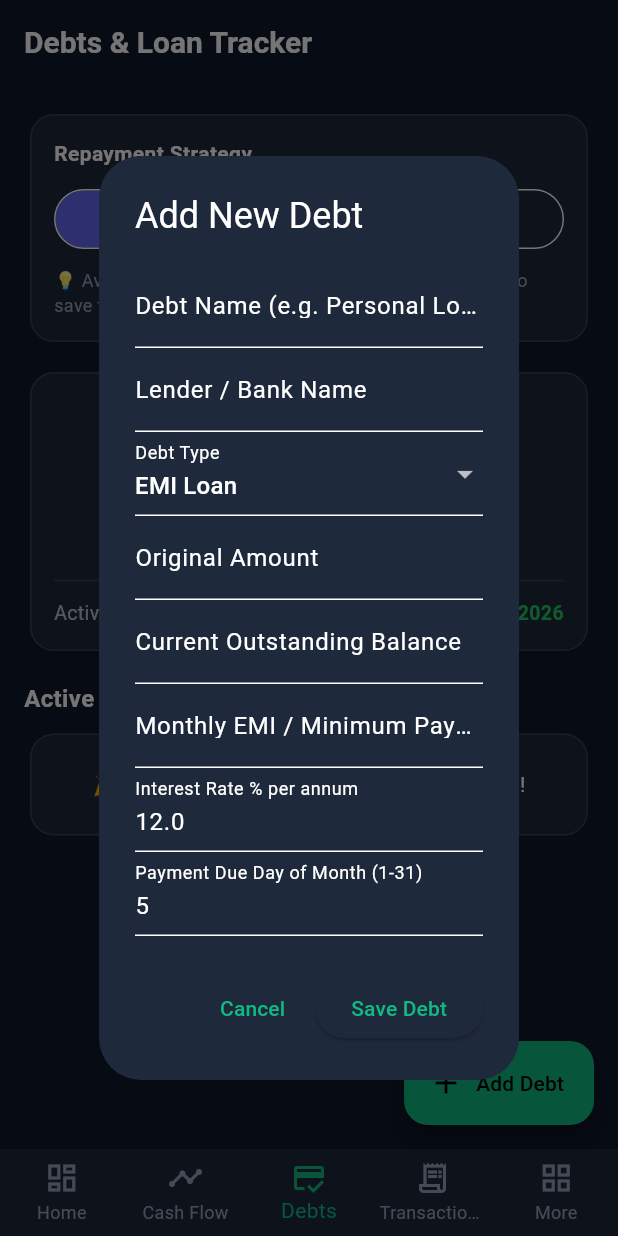
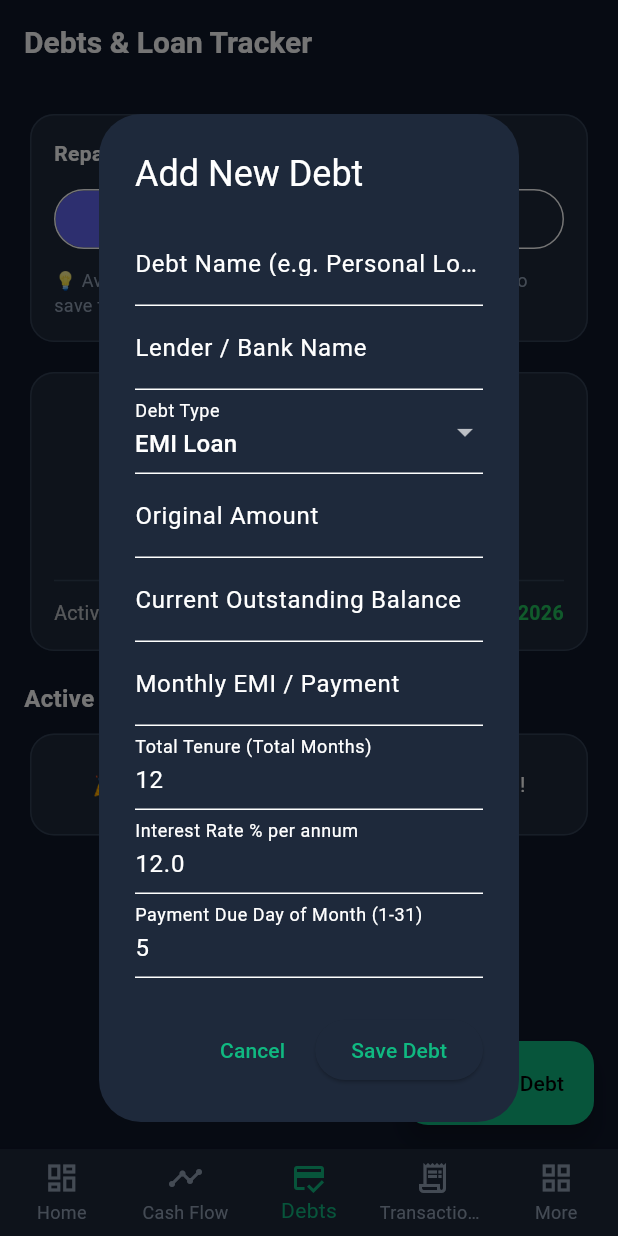
Before and after one commit to akhilprakash634/financial-freedom, a Flutter app: the screen it shows after launch, item 3 of the bottom bar chosen, after a tap on "Add Debt", on a phone screen of 412 x 824 dp. Run offline on Flutter 3.47's test engine with Material 3 defaults, Android fonts, the phone set to English and light mode, and no system bars; our stand-ins replace drift, flutter_riverpod, go_router; accounts and stored records are empty; generated files the repository leaves out were written again.

Commit message:
Add Edit Debt dialog, display Total & Pending Tenure, and cap debt recurrence by remaining payments

```diff
--- a/lib/domain/services/cash_flow_engine.dart
+++ b/lib/domain/services/cash_flow_engine.dart
@@ -1,5 +1,6 @@
 import '../../data/database/app_database.dart';
 import '../../core/utils/date_utils.dart';
+import 'debt_engine.dart';
 
 class CashFlowTimelineEvent {
   final DateTime date;
@@ -88,16 +89,23 @@ class CashFlowEngine {
       }
     }
 
-    // 2. Active Debt EMI occurrences
+    // 2. Active Debt EMI occurrences (Strictly capped by remaining payments count!)
     for (final debt in activeDebts) {
       if (debt.status != 'active' || debt.currentBalance <= 0 || debt.emiAmount <= 0) continue;
+
+      final remainingPayments = DebtEngine.calculateRemainingPayments(debt);
+      if (remainingPayments <= 0) continue;
 
       final occurrences = AppDateUtils.generateMonthlyOccurrences(
         targetDay: debt.dueDay,
         startDate: currentDate,
         endDate: endDate,
       );
-      for (final occ in occurrences) {
+
+      // Only take max remainingPayments occurrences so closing debts stop recurring!
+      final cappedOccurrences = occurrences.take(remainingPayments);
+
+      for (final occ in cappedOccurrences) {
         rawEvents.add((
           date: occ,
           title: '${debt.name} EMI',
--- a/lib/presentation/screens/debts_screen.dart
+++ b/lib/presentation/screens/debts_screen.dart
@@ -28,7 +28,7 @@ class DebtsScreen extends ConsumerWidget {
         title: const Text('Debts & Loan Tracker'),
       ),
       floatingActionButton: FloatingActionButton.extended(
-        onPressed: () => _showAddDebtDialog(context, ref),
+        onPressed: () => _showDebtDialog(context, ref),
         icon: const Icon(Icons.add),
         label: const Text('Add Debt'),
         backgroundColor: AppTheme.primaryEmerald,
@@ -224,9 +224,18 @@ class DebtsScreen extends ConsumerWidget {
                                   ],
                                 ),
                               ),
+                              Row(
+                                children: [
                                   Chip(
                                     label: Text(debt.debtType.toUpperCase(), style: const TextStyle(fontSize: 10, fontWeight: FontWeight.bold)),
                                     backgroundColor: AppTheme.borderDark,
+                                  ),
+                                  IconButton(
+                                    icon: const Icon(Icons.edit, size: 18, color: AppTheme.primaryEmerald),
+                                    onPressed: () => _showDebtDialog(context, ref, existing: debt),
+                                    tooltip: 'Edit Debt',
+                                  ),
+                                ],
                               ),
                             ],
                           ),
@@ -255,6 +264,22 @@ class DebtsScreen extends ConsumerWidget {
                               ),
                             ],
                           ),
+                          const SizedBox(height: 10),
+                          // Display Total Tenure vs Pending Tenure
+                          Container(
+                            padding: const EdgeInsets.all(10),
+                            decoration: BoxDecoration(
+                              color: const Color(0x2210B981),
+                              borderRadius: BorderRadius.circular(8),
+                            ),
+                            child: Row(
+                              mainAxisAlignment: MainAxisAlignment.spaceBetween,
+                              children: [
+                                Text('Total Tenure: ${debt.tenureMonths} mos', style: const TextStyle(fontSize: 12, color: Colors.white70)),
+                                Text('Pending Tenure: $remainingMonths ${remainingMonths == 1 ? "mo" : "mos"}', style: const TextStyle(fontSize: 12, fontWeight: FontWeight.bold, color: AppTheme.primaryEmerald)),
+                              ],
+                            ),
+                          ),
                           const SizedBox(height: 12),
                           LayoutBuilder(
                             builder: (context, constraints) {
@@ -263,7 +288,7 @@ class DebtsScreen extends ConsumerWidget {
                                 crossAxisAlignment: CrossAxisAlignment.start,
                                 children: [
                                   Text('EMI: ${CurrencyFormatter.format(debt.emiAmount, currencySymbol: currency)}/mo', style: const TextStyle(fontSize: 13, fontWeight: FontWeight.w500)),
-                                  Text('Finish: ${DateFormat('MMM yyyy').format(finishDate)} ($remainingMonths mos remaining)', style: const TextStyle(fontSize: 11, color: AppTheme.neutralGray)),
+                                  Text('Finish: ${DateFormat('MMM dd, yyyy').format(finishDate)} ($remainingMonths ${remainingMonths == 1 ? "payment" : "payments"} left)', style: const TextStyle(fontSize: 11, color: AppTheme.neutralGray)),
                                 ],
                               );
                               final button = ElevatedButton.icon(
@@ -309,20 +334,23 @@ class DebtsScreen extends ConsumerWidget {
     );
   }
 
-  void _showAddDebtDialog(BuildContext context, WidgetRef ref) {
-    final nameCtrl = TextEditingController();
-    final lenderCtrl = TextEditingController();
-    final originalAmountCtrl = TextEditingController();
-    final currentBalanceCtrl = TextEditingController();
-    final emiCtrl = TextEditingController();
-    final interestRateCtrl = TextEditingController(text: '12.0');
-    final dueDayCtrl = TextEditingController(text: '5');
-    String debtType = 'emi_loan';
+  void _showDebtDialog(BuildContext context, WidgetRef ref, {Debt? existing}) {
+    final nameCtrl = TextEditingController(text: existing?.name ?? '');
+    final lenderCtrl = TextEditingController(text: existing?.lenderBorrower ?? '');
+    final originalAmountCtrl = TextEditingController(text: existing?.originalAmount.toStringAsFixed(0) ?? '');
+    final currentBalanceCtrl = TextEditingController(text: existing?.currentBalance.toStringAsFixed(0) ?? '');
+    final emiCtrl = TextEditingController(text: existing?.emiAmount.toStringAsFixed(0) ?? '');
+    final tenureCtrl = TextEditingController(text: existing?.tenureMonths.toString() ?? '12');
+    final interestRateCtrl = TextEditingController(text: existing?.interestRate.toString() ?? '12.0');
+    final dueDayCtrl = TextEditingController(text: existing?.dueDay.toString() ?? '5');
+    String debtType = existing?.debtType ?? 'emi_loan';
+    String status = existing?.status ?? 'active';
 
     showDialog(
       context: context,
       builder: (ctx) => AlertDialog(
-        title: const Text('Add New Debt'),
+        backgroundColor: AppTheme.cardDark,
+        title: Text(existing == null ? 'Add New Debt' : 'Edit Debt / Loan'),
         content: SingleChildScrollView(
           child: Column(
             mainAxisSize: MainAxisSize.min,
@@ -341,11 +369,22 @@ class DebtsScreen extends ConsumerWidget {
                 onChanged: (val) => debtType = val ?? 'emi_loan',
                 decoration: const InputDecoration(labelText: 'Debt Type'),
               ),
-              TextField(controller: originalAmountCtrl, keyboardType: TextInputType.number, decoration: const InputDecoration(labelText: 'Original Amount')),
-              TextField(controller: currentBalanceCtrl, keyboardType: TextInputType.number, decoration: const InputDecoration(labelText: 'Current Outstanding Balance')),
-              TextField(controller: emiCtrl, keyboardType: TextInputType.number, decoration: const InputDecoration(labelText: 'Monthly EMI / Minimum Payment')),
-              TextField(controller: interestRateCtrl, keyboardType: TextInputType.number, decoration: const InputDecoration(labelText: 'Interest Rate % per annum')),
+              TextField(controller: originalAmountCtrl, keyboardType: const TextInputType.numberWithOptions(decimal: true), decoration: const InputDecoration(labelText: 'Original Amount')),
+              TextField(controller: currentBalanceCtrl, keyboardType: const TextInputType.numberWithOptions(decimal: true), decoration: const InputDecoration(labelText: 'Current Outstanding Balance')),
+              TextField(controller: emiCtrl, keyboardType: const TextInputType.numberWithOptions(decimal: true), decoration: const InputDecoration(labelText: 'Monthly EMI / Payment')),
+              TextField(controller: tenureCtrl, keyboardType: TextInputType.number, decoration: const InputDecoration(labelText: 'Total Tenure (Total Months)')),
+              TextField(controller: interestRateCtrl, keyboardType: const TextInputType.numberWithOptions(decimal: true), decoration: const InputDecoration(labelText: 'Interest Rate % per annum')),
               TextField(controller: dueDayCtrl, keyboardType: TextInputType.number, decoration: const InputDecoration(labelText: 'Payment Due Day of Month (1-31)')),
+              if (existing != null)
+                DropdownButtonFormField<String>(
+                  initialValue: status,
+                  items: const [
+                    DropdownMenuItem(value: 'active', child: Text('Active')),
+                    DropdownMenuItem(value: 'settled', child: Text('Settled / Closed')),
+                  ],
+                  onChanged: (val) => status = val ?? 'active',
+                  decoration: const InputDecoration(labelText: 'Status'),
+                ),
             ],
           ),
         ),
@@ -354,28 +393,49 @@ class DebtsScreen extends ConsumerWidget {
           ElevatedButton(
             onPressed: () async {
               final db = ref.read(databaseProvider);
-              final orig = double.tryParse(originalAmountCtrl.text) ?? 0.0;
-              final curr = double.tryParse(currentBalanceCtrl.text) ?? orig;
-              final emi = double.tryParse(emiCtrl.text) ?? 0.0;
-              final rate = double.tryParse(interestRateCtrl.text) ?? 0.0;
-              final dueDay = int.tryParse(dueDayCtrl.text) ?? 1;
+              final orig = double.tryParse(originalAmountCtrl.text.trim()) ?? 0.0;
+              final curr = double.tryParse(currentBalanceCtrl.text.trim()) ?? orig;
+              final emi = double.tryParse(emiCtrl.text.trim()) ?? 0.0;
+              final tenure = int.tryParse(tenureCtrl.text.trim()) ?? 12;
+              final rate = double.tryParse(interestRateCtrl.text.trim()) ?? 0.0;
+              final dueDay = int.tryParse(dueDayCtrl.text.trim()) ?? 5;
+              final name = nameCtrl.text.trim().isEmpty ? 'Debt Loan' : nameCtrl.text.trim();
+              final lender = lenderCtrl.text.trim().isEmpty ? 'Lender' : lenderCtrl.text.trim();
 
+              if (existing == null) {
                 await db.into(db.debts).insert(
                   DebtsCompanion.insert(
-                  name: nameCtrl.text.isEmpty ? 'Debt Loan' : nameCtrl.text,
-                  lenderBorrower: lenderCtrl.text.isEmpty ? 'Lender' : lenderCtrl.text,
+                    name: name,
+                    lenderBorrower: lender,
                     debtType: debtType,
                     originalAmount: orig,
                     currentBalance: curr,
                     interestRate: drift.Value(rate),
                     emiAmount: emi,
+                    tenureMonths: drift.Value(tenure),
                     dueDay: drift.Value(dueDay),
                     startDate: DateTime.now(),
                   ),
                 );
+              } else {
+                await (db.update(db.debts)..where((d) => d.id.equals(existing.id))).write(
+                  DebtsCompanion(
+                    name: drift.Value(name),
+                    lenderBorrower: drift.Value(lender),
+                    debtType: drift.Value(debtType),
+                    originalAmount: drift.Value(orig),
+                    currentBalance: drift.Value(curr),
+                    interestRate: drift.Value(rate),
+                    emiAmount: drift.Value(emi),
+                    tenureMonths: drift.Value(tenure),
+                    dueDay: drift.Value(dueDay),
+                    status: drift.Value(status),
+                  ),
+                );
+              }
               if (ctx.mounted) Navigator.pop(ctx);
             },
-            child: const Text('Save Debt'),
+            child: Text(existing == null ? 'Save Debt' : 'Update Debt'),
           ),
         ],
       ),
@@ -389,6 +449,7 @@ class DebtsScreen extends ConsumerWidget {
     showDialog(
       context: context,
       builder: (ctx) => AlertDialog(
+        backgroundColor: AppTheme.cardDark,
         title: Text('Record Payment for ${debt.name}'),
         content: Column(
           mainAxisSize: MainAxisSize.min,
@@ -396,7 +457,7 @@ class DebtsScreen extends ConsumerWidget {
           children: [
             Text('Current Outstanding: ${CurrencyFormatter.format(debt.currentBalance, currencySymbol: currency)}'),
             const SizedBox(height: 12),
-            TextField(controller: payAmountCtrl, keyboardType: TextInputType.number, decoration: const InputDecoration(labelText: 'Payment Amount')),
+            TextField(controller: payAmountCtrl, keyboardType: const TextInputType.numberWithOptions(decimal: true), decoration: const InputDecoration(labelText: 'Payment Amount')),
             TextField(controller: noteCtrl, decoration: const InputDecoration(labelText: 'Payment Note')),
           ],
         ),
@@ -405,7 +466,7 @@ class DebtsScreen extends ConsumerWidget {
           ElevatedButton(
             onPressed: () async {
               final db = ref.read(databaseProvider);
-              final amount = double.tryParse(payAmountCtrl.text) ?? 0.0;
+              final amount = double.tryParse(payAmountCtrl.text.trim()) ?? 0.0;
               if (amount <= 0) return;
 
               final accounts = await db.select(db.accounts).get();
@@ -430,7 +491,7 @@ class DebtsScreen extends ConsumerWidget {
                   transactionId: drift.Value(txId),
                   amount: amount,
                   paymentDate: DateTime.now(),
-                  note: drift.Value(noteCtrl.text),
+                  note: drift.Value(noteCtrl.text.trim()),
                 ),
               );
 
```
Lines whose indentation alone changed are shown as unchanged.
